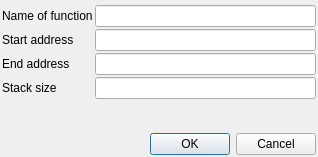
rizinorg/cutter, file src/dialogs/EditFunctionDialog.ui: the form before one commit.
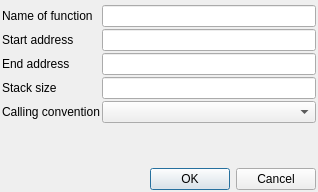
The form after the commit.

Commit message: wire everything up and add calling convention selection

What changed in the file:
```diff
--- a/src/dialogs/EditFunctionDialog.ui
+++ b/src/dialogs/EditFunctionDialog.ui
@@ -7,7 +7,7 @@
     <x>0</x>
     <y>0</y>
     <width>318</width>
-    <height>157</height>
+    <height>192</height>
    </rect>
   </property>
   <property name="windowTitle">
@@ -47,36 +47,46 @@
      <item row="2" column="1">
       <widget class="QLineEdit" name="nameLineEdit"/>
      </item>
-     <item row="3" column="0">
+     <item row="4" column="0">
       <widget class="QLabel" name="startLabel">
        <property name="text">
         <string>Start address</string>
        </property>
       </widget>
      </item>
-     <item row="3" column="1">
+     <item row="4" column="1">
       <widget class="QLineEdit" name="startLineEdit"/>
      </item>
-     <item row="4" column="0">
+     <item row="5" column="0">
       <widget class="QLabel" name="endLabel">
        <property name="text">
         <string>End address</string>
        </property>
       </widget>
      </item>
-     <item row="4" column="1">
+     <item row="5" column="1">
       <widget class="QLineEdit" name="endLineEdit"/>
      </item>
-     <item row="5" column="0">
+     <item row="6" column="0">
       <widget class="QLabel" name="stackSizeLabel">
        <property name="text">
         <string>Stack size</string>
        </property>
       </widget>
      </item>
-     <item row="5" column="1">
+     <item row="6" column="1">
       <widget class="QLineEdit" name="stackSizeLineEdit"/>
      </item>
+     <item row="7" column="0">
+      <widget class="QLabel" name="callConLabel">
+       <property name="text">
+        <string>Calling convention</string>
+       </property>
+      </widget>
+     </item>
+     <item row="7" column="1">
+      <widget class="QComboBox" name="callConComboBox"/>
+     </item>
     </layout>
    </item>
    <item>
```
Left out of the diff: 35 changed lines with no effect on the pictures. The commit also changes 3 other files.
